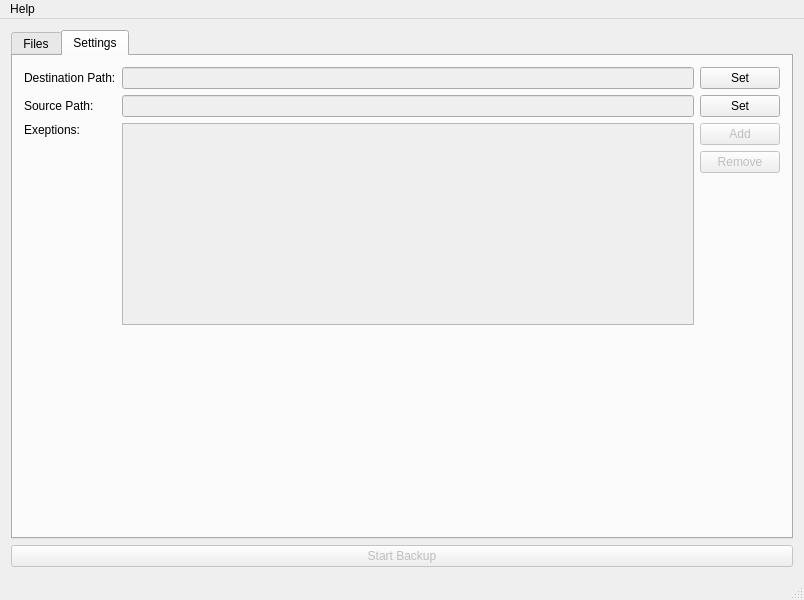
Old version of the form dertimegeraet.ui in the repository myzinsky/derTimeGeraet.
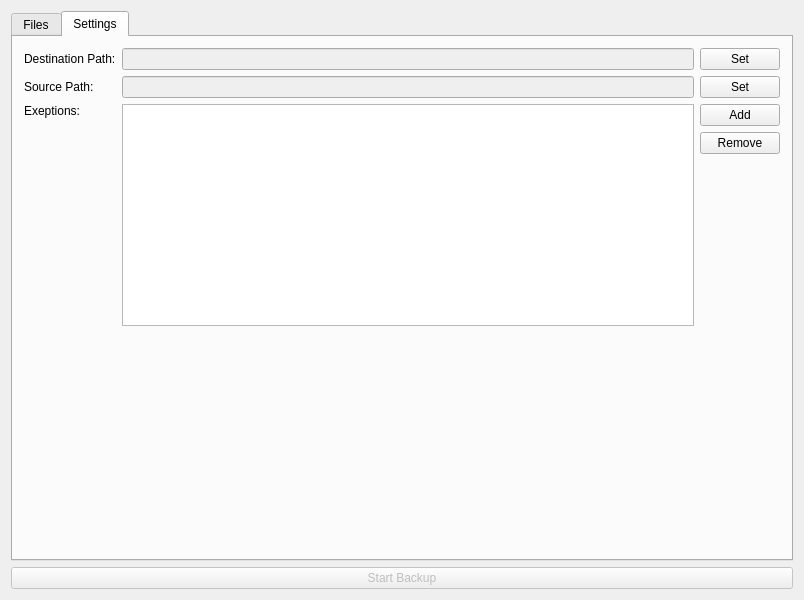
New version of the form.

Patch:
```diff
--- a/dertimegeraet.ui
+++ b/dertimegeraet.ui
@@ -109,7 +109,7 @@
         <item row="3" column="2">
          <widget class="QListWidget" name="listWidgetExeptions">
           <property name="enabled">
-           <bool>false</bool>
+           <bool>true</bool>
           </property>
          </widget>
         </item>
@@ -153,7 +153,7 @@
           <item>
            <widget class="QPushButton" name="pushButtonExeptionsAdd">
             <property name="enabled">
-             <bool>false</bool>
+             <bool>true</bool>
             </property>
             <property name="text">
              <string>Add</string>
@@ -163,7 +163,7 @@
           <item>
            <widget class="QPushButton" name="pushButtonExeptionsRemove">
             <property name="enabled">
-             <bool>false</bool>
+             <bool>true</bool>
             </property>
             <property name="text">
              <string>Remove</string>
@@ -229,40 +229,6 @@
     </item>
    </layout>
   </widget>
-  <widget class="QMenuBar" name="menuBar">
-   <property name="enabled">
-    <bool>true</bool>
-   </property>
-   <property name="geometry">
-    <rect>
-     <x>0</x>
-     <y>0</y>
-     <width>800</width>
-     <height>22</height>
-    </rect>
-   </property>
-   <property name="accessibleName">
-    <string>Der Time Gerät</string>
-   </property>
-   <property name="defaultUp">
-    <bool>true</bool>
-   </property>
-   <property name="nativeMenuBar">
-    <bool>true</bool>
-   </property>
-   <widget class="QMenu" name="menuHelp">
-    <property name="enabled">
-     <bool>true</bool>
-    </property>
-    <property name="title">
-     <string>Help</string>
-    </property>
-    <addaction name="separator"/>
-    <addaction name="actionAbout_2"/>
-   </widget>
-   <addaction name="menuHelp"/>
-  </widget>
-  <widget class="QStatusBar" name="statusBar"/>
   <action name="actionAbout">
    <property name="text">
     <string>About</string>
```
